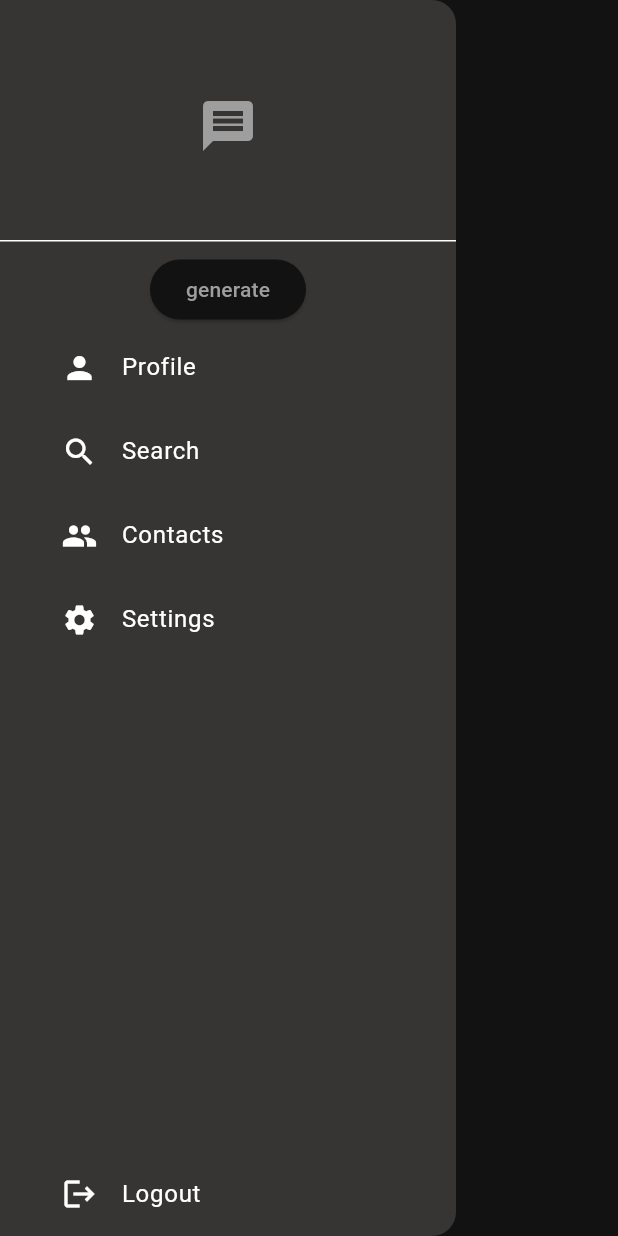
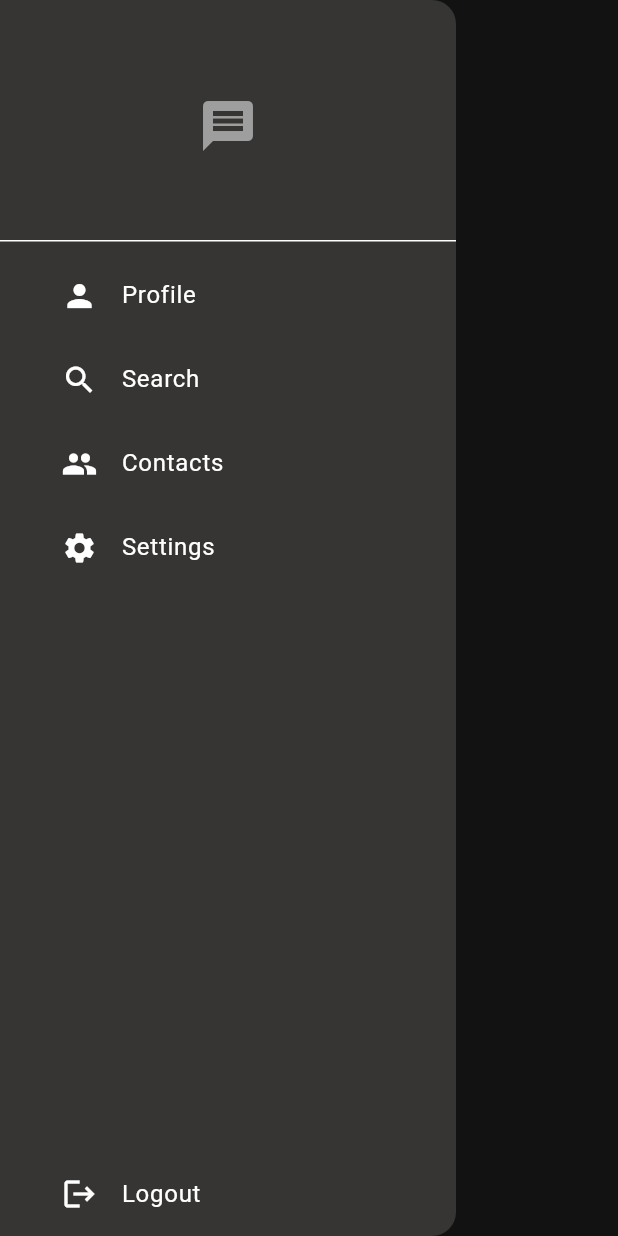
Before and after one commit to GIGI-QUEEN/messenger, a Flutter app: the CustomDrawer widget shown alone on an empty page, opened directly with empty values, on a phone screen of 412 x 824 dp. Run offline on Flutter 3.47's test engine with Material 3 defaults, Android fonts, the phone set to English and light mode, and no system bars; our stand-ins replace basic_utils, chewie, cloud_firestore, firebase_auth, firebase_core, firebase_storage and 6 more; missing offline and left inert: encrypt, flutter_firebase_chat_core, pointycastle; accounts and stored records are empty.

Commit message:
unnecessary code removed

```diff
--- a/lib/components/custom_drawer.dart
+++ b/lib/components/custom_drawer.dart
@@ -10,9 +10,8 @@ import '../pages/settings_page.dart';
 class CustomDrawer extends StatelessWidget {
   final void Function()? onProfileTap;
   final void Function()? onSignOut;
-  final EncryptionService _encryption = EncryptionService();
 
-  CustomDrawer({
+  const CustomDrawer({
     super.key,
     required this.onProfileTap,
     required this.onSignOut,
@@ -37,16 +36,7 @@ class CustomDrawer extends StatelessWidget {
                   ),
                 ),
               ),
-              ElevatedButton(
-                  onPressed: () async {
-                    /*     final keyPair = _encryption
-                        .generateRSAkeyPair(_encryption.exampleSecureRandom());
-                    log('public: ${keyPair.publicKey}'); */
 
-                    //log('private: ${keyPair.privateKey}');
-                    // CryptoUtils.encodeRSAPrivateKeyToPemPkcs1(rsaPrivateKey)
-                  },
-                  child: const Text('generate')),
               MyListTile(
                 icon: Icons.person,
                 text: 'Profile',
```
